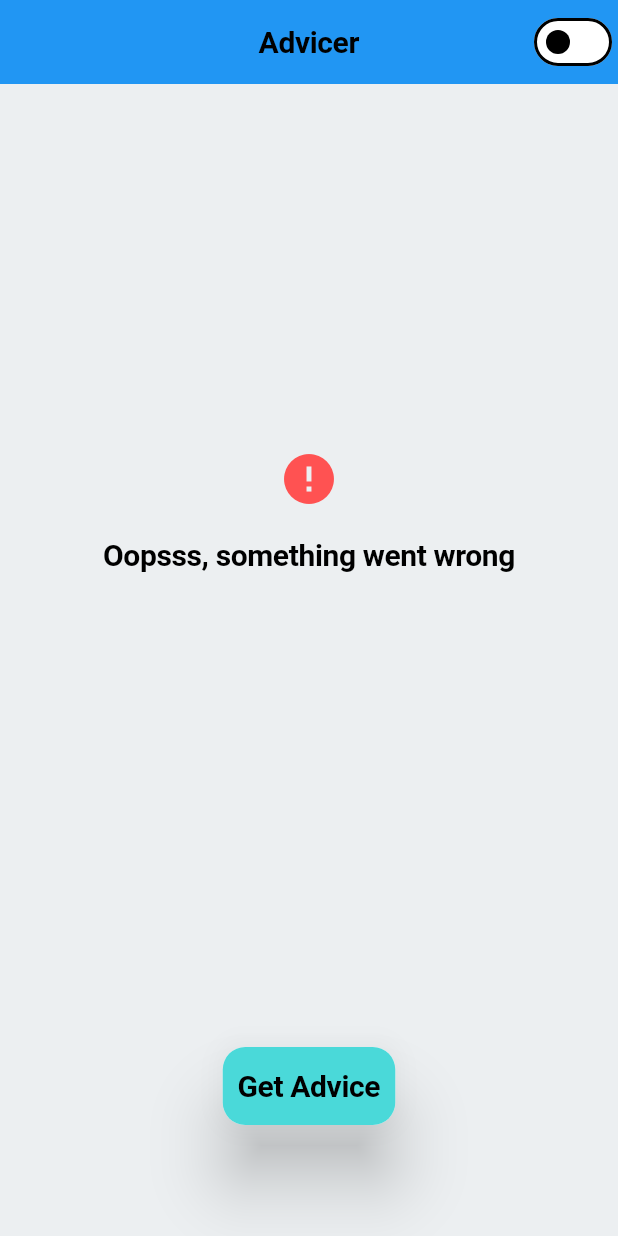
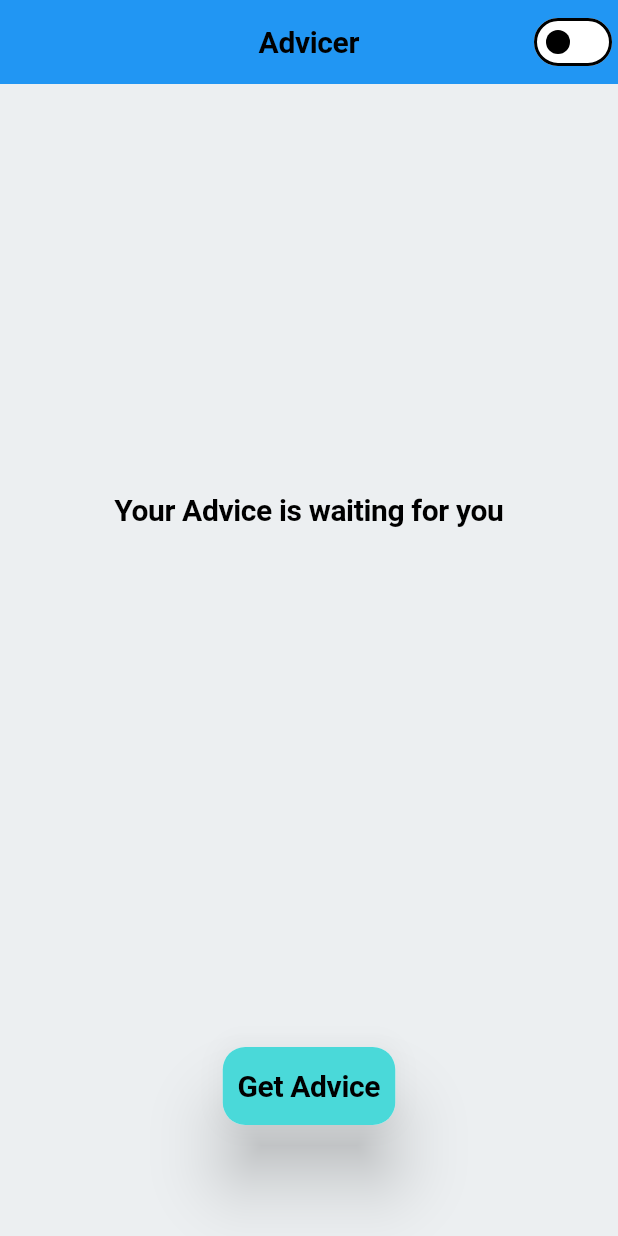
Before and after one commit to StevanusPangau/Belajar-Flutter, a Flutter app: the screen it shows after launch, on a phone screen of 412 x 824 dp. Run offline on Flutter 3.47's test engine with Material 3 defaults, Android fonts, the phone set to English and light mode, and no system bars; our stand-ins replace flutter_bloc; Roboto replaces fonts that are missing (Rubik).

```diff
--- a/3_clean_architecture/project/lib/2_application/pages/advice/advice_page.dart
+++ b/3_clean_architecture/project/lib/2_application/pages/advice/advice_page.dart
@@ -1,9 +1,23 @@
 import 'package:flutter/material.dart';
+import 'package:flutter_bloc/flutter_bloc.dart';
 import 'package:project/2_application/core/services/theme_service.dart';
+import 'package:project/2_application/pages/advice/bloc/advicer_bloc.dart';
 import 'package:project/2_application/pages/advice/widgets/advice_field.dart';
 import 'package:project/2_application/pages/advice/widgets/custom_button.dart';
 import 'package:project/2_application/pages/advice/widgets/error_message.dart';
 import 'package:provider/provider.dart';
+
+class AdvicerPageWrapperProvider extends StatelessWidget {
+  const AdvicerPageWrapperProvider({super.key});
+
+  @override
+  Widget build(BuildContext context) {
+    return BlocProvider(
+      create: (context) => AdvicerBloc(),
+      child: const AdvicerPage(),
+    );
+  }
+}
 
 class AdvicerPage extends StatelessWidget {
   const AdvicerPage({super.key});
@@ -26,21 +40,31 @@ class AdvicerPage extends StatelessWidget {
               })
         ],
       ),
-      body: const Padding(
-        padding: EdgeInsets.symmetric(horizontal: 50),
+      body: Padding(
+        padding: const EdgeInsets.symmetric(horizontal: 50),
         child: Column(children: [
-          Expanded(
-              child: Center(
-                  child: ErrorMessage(mesagge: "Oopsss, something went wrong")
-                  /*AdviceField(
-            advice: "Example advice, your day will be good",
-          )*/
-                  /*CircularProgressIndicator(
-            color: themeData.colorScheme.secondary,)*/
-                  /*Text("Your Advice is waiting for you",
-                style: themeData.textTheme.headline1),*/
-                  )),
-          SizedBox(height: 200, child: Center(child: CustomButton())),
+          Expanded(child: Center(child: BlocBuilder<AdvicerBloc, AdvicerState>(
+            builder: (context, state) {
+              if (state is AdvicerInitial) {
+                return Text("Your Advice is waiting for you",
+                    style: themeData.textTheme.headline1);
+              } else if (state is AdvicerStateLoading) {
+                return CircularProgressIndicator(
+                  color: themeData.colorScheme.secondary,
+                );
+              } else if (state is AdvicerStateLoaded) {
+                return AdviceField(advice: state.advice);
+              } else if (state is AdvicerStateError) {
+                return ErrorMessage(mesagge: state.message);
+              }
+
+              // bisa return empty sizebox agar tidak error
+              return const SizedBox();
+              // return const ErrorMessage(
+              //     mesagge: "Oopsss, something went wrong");
+            },
+          ))),
+          const SizedBox(height: 200, child: Center(child: CustomButton())),
         ]),
       ),
     );
--- a/3_clean_architecture/project/lib/2_application/pages/advice/bloc/advicer_bloc.dart
+++ b/3_clean_architecture/project/lib/2_application/pages/advice/bloc/advicer_bloc.dart
@@ -12,8 +12,8 @@ class AdvicerBloc extends Bloc<AdvicerEvent, AdvicerState> {
       debugPrint("Fake get advice triggered");
       await Future.delayed(Duration(seconds: 3), () {});
       debugPrint("got advice");
-      emit(AdvicerStateLoaded(advice: "Fake advice to test bloc"));
-      // emit(AdvicerStateError(message: "Fake error to test bloc"));
+      // emit(AdvicerStateLoaded(advice: "Fake advice to test bloc"));
+      emit(AdvicerStateError(message: "Fake error to test bloc"));
     });
   }
 }
--- a/3_clean_architecture/project/lib/2_application/pages/advice/widgets/custom_button.dart
+++ b/3_clean_architecture/project/lib/2_application/pages/advice/widgets/custom_button.dart
@@ -1,4 +1,6 @@
 import 'package:flutter/material.dart';
+import 'package:flutter_bloc/flutter_bloc.dart';
+import 'package:project/2_application/pages/advice/bloc/advicer_bloc.dart';
 
 class CustomButton extends StatelessWidget {
   const CustomButton({super.key});
@@ -7,9 +9,8 @@ class CustomButton extends StatelessWidget {
   Widget build(BuildContext context) {
     final themeData = Theme.of(context);
     return InkResponse(
-      onTap: () {
-        print("Button Press Will be implemeted latter");
-      },
+      onTap: () =>
+          BlocProvider.of<AdvicerBloc>(context).add(AdviceRequestEvent()),
       child: Material(
         elevation: 20,
         borderRadius: BorderRadius.circular(15),
--- a/3_clean_architecture/project/lib/main.dart
+++ b/3_clean_architecture/project/lib/main.dart
@@ -21,7 +21,7 @@ class MyApp extends StatelessWidget {
         themeMode: themeService.isDarkModeOn ? ThemeMode.dark : ThemeMode.light,
         theme: AppTheme.lightTheme,
         darkTheme: AppTheme.darkTheme,
-        home: const AdvicerPage(),
+        home: const AdvicerPageWrapperProvider(),
       );
     });
   }
```
